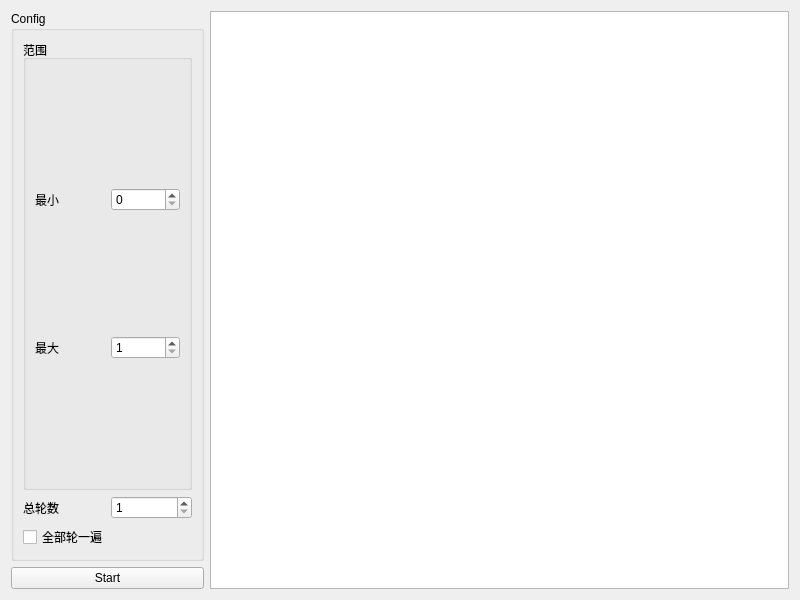
Old version of the form widget.ui in the repository 0hoster/randomize.
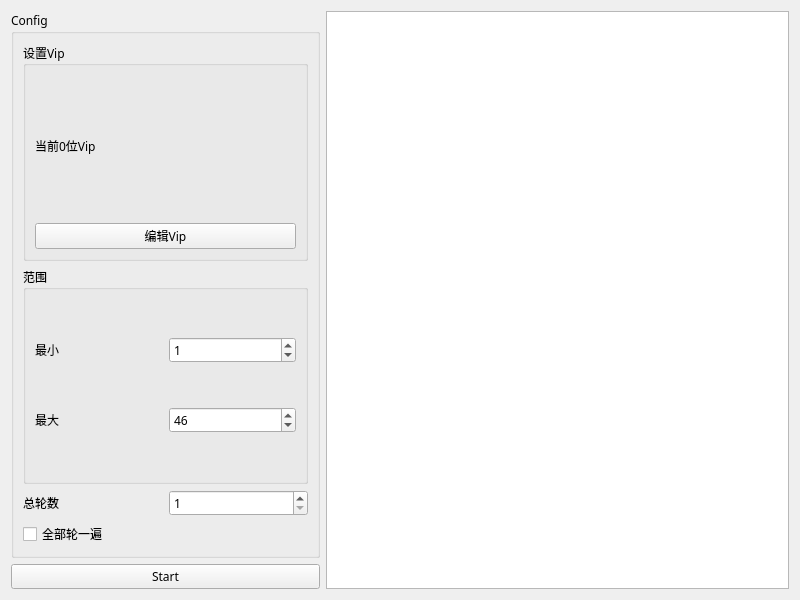
New version of the form.

What changed in the file:
```diff
--- a/widget.ui
+++ b/widget.ui
@@ -10,10 +10,15 @@
     <height>600</height>
    </rect>
   </property>
+  <property name="font">
+   <font>
+    <family>Poppins Light</family>
+   </font>
+  </property>
   <property name="windowTitle">
    <string>Widget</string>
   </property>
-  <layout class="QHBoxLayout" name="horizontalLayout" stretch="1,3">
+  <layout class="QHBoxLayout" name="horizontalLayout" stretch="2,3">
    <item>
     <layout class="QVBoxLayout" name="menu">
      <item>
@@ -22,24 +27,21 @@
         <string>Config</string>
        </property>
        <layout class="QGridLayout" name="gridLayout">
-        <item row="2" column="0">
-         <widget class="QLabel" name="label_total">
-          <property name="text">
-           <string>总轮数</string>
-          </property>
-          <property name="buddy">
-           <cstring>spinBox_total</cstring>
-          </property>
-         </widget>
-        </item>
-        <item row="2" column="1">
+        <item row="3" column="1">
          <widget class="QSpinBox" name="spinBox_total">
           <property name="minimum">
            <number>1</number>
           </property>
          </widget>
         </item>
-        <item row="0" column="0" colspan="2">
+        <item row="4" column="0" colspan="2">
+         <widget class="QCheckBox" name="checkBox_all">
+          <property name="text">
+           <string>全部轮一遍</string>
+          </property>
+         </widget>
+        </item>
+        <item row="1" column="0" colspan="2">
          <widget class="QGroupBox" name="groupBox">
           <property name="title">
            <string>范围</string>
@@ -56,7 +58,14 @@
             </widget>
            </item>
            <item row="0" column="1">
-            <widget class="QSpinBox" name="spinBox_from"/>
+            <widget class="QSpinBox" name="spinBox_from">
+             <property name="maximum">
+              <number>98</number>
+             </property>
+             <property name="value">
+              <number>1</number>
+             </property>
+            </widget>
            </item>
            <item row="1" column="0">
             <widget class="QLabel" name="label_to">
@@ -73,16 +82,45 @@
              <property name="minimum">
               <number>1</number>
              </property>
+             <property name="value">
+              <number>46</number>
+             </property>
             </widget>
            </item>
           </layout>
          </widget>
         </item>
-        <item row="3" column="0" colspan="2">
-         <widget class="QCheckBox" name="checkBox_all">
+        <item row="3" column="0">
+         <widget class="QLabel" name="label_total">
           <property name="text">
-           <string>全部轮一遍</string>
+           <string>总轮数</string>
           </property>
+          <property name="buddy">
+           <cstring>spinBox_total</cstring>
+          </property>
+         </widget>
+        </item>
+        <item row="0" column="0" colspan="2">
+         <widget class="QGroupBox" name="groupBox_vip">
+          <property name="title">
+           <string>设置Vip</string>
+          </property>
+          <layout class="QVBoxLayout" name="verticalLayout">
+           <item>
+            <widget class="QLabel" name="label_vip">
+             <property name="text">
+              <string>当前0位Vip</string>
+             </property>
+            </widget>
+           </item>
+           <item>
+            <widget class="QPushButton" name="btn_vip">
+             <property name="text">
+              <string>编辑Vip</string>
+             </property>
+            </widget>
+           </item>
+          </layout>
          </widget>
         </item>
        </layout>
@@ -106,11 +144,7 @@
    <item>
     <layout class="QVBoxLayout" name="function">
      <item>
-      <widget class="QTextEdit" name="text_edit">
-       <property name="readOnly">
-        <bool>true</bool>
-       </property>
-      </widget>
+      <widget class="QListWidget" name="listWidget"/>
      </item>
     </layout>
    </item>
```
Left out of the diff: 7 changed lines with no effect on the pictures.
